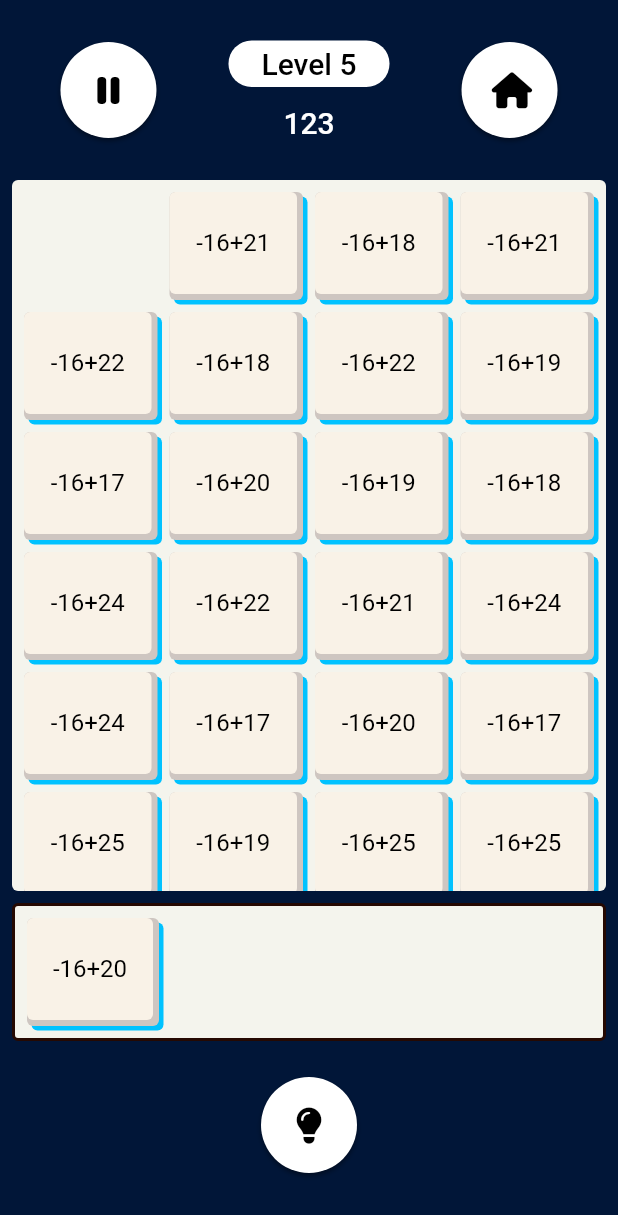
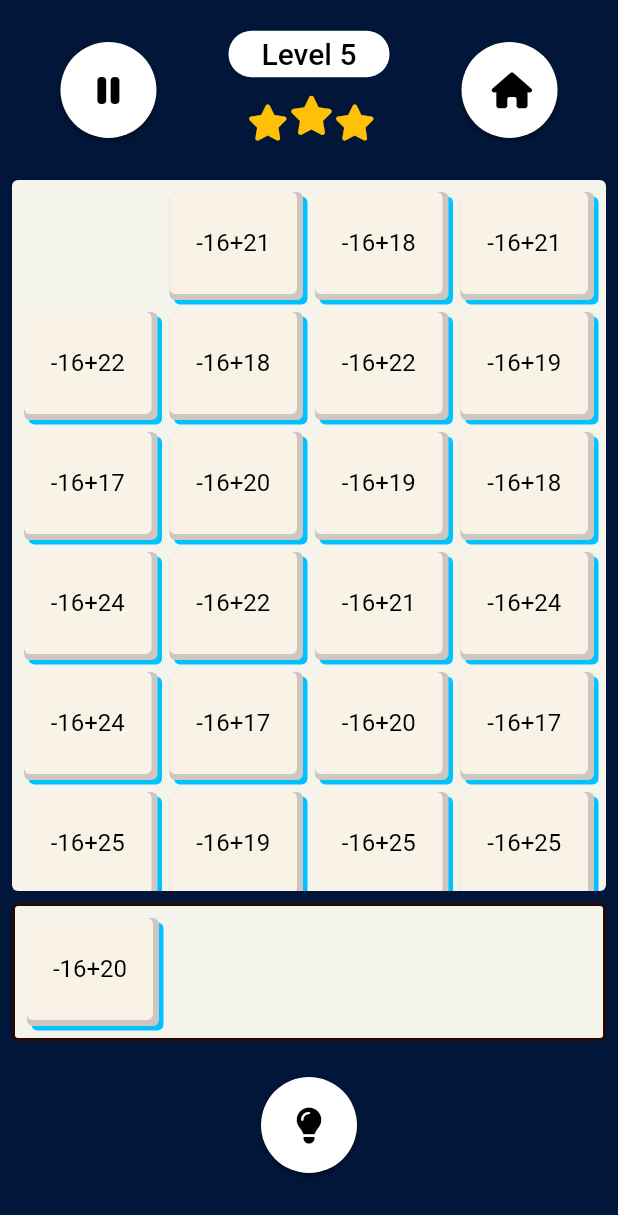
Before and after one commit to bruno9800/math_game, a Flutter app: the GamePage screen opened directly, after a tap on an icon or button, on a phone screen of 412 x 824 dp. Shown: the top 1215 px of the screen. Run offline on Flutter 3.47's test engine with Material 2 defaults, Android fonts, the phone set to English and light mode, and no system bars; our stand-ins replace cloud_firestore, firebase_auth, firebase_core, font_awesome_flutter, google_fonts, google_sign_in; accounts and stored records are empty.

Commit message:
game over modal

```diff
--- a/lib/common/custom_theme.dart
+++ b/lib/common/custom_theme.dart
@@ -17,4 +17,5 @@ class CustomTheme {
   static const Color PINK = Color(0xffff4365);
   static const Color BOX_BACK = Color(0xfff4f4ed);
   static const Color PIECE = Color(0xfff9f2e7);
+  static const LinearGradient GradientStars = LinearGradient(colors: [ Color(0xFFBD6531), Color(0xFFF9B68E)]);
 }
--- a/lib/pages/game_page.dart
+++ b/lib/pages/game_page.dart
@@ -4,6 +4,7 @@ import 'package:font_awesome_flutter/font_awesome_flutter.dart';
 import 'package:math_game/common/custom_icon_button.dart';
 import 'package:math_game/common/custom_theme.dart';
 import 'package:math_game/pages/states/game_state.dart';
+import 'package:math_game/pages/states/stars_state.dart';
 
 // Criar evento de pausar o timer;
 Widget buildTitle({required String title, required BuildContext context}) {
@@ -29,15 +30,7 @@ Widget buildTitle({required String title, required BuildContext context}) {
             child: Text('$title', style: TextStyle(color: CustomTheme.Black),),
           ),
           const SizedBox(height: 12,),
-          const Row(
-            crossAxisAlignment: CrossAxisAlignment.center,
-            mainAxisAlignment: MainAxisAlignment.center,
-            children: [
-              Text('1'),
-              Text('2'),
-              Text('3')
-            ],
-          )
+          StarsComponent(fillStars: 3),
         ],
       ),
       const SizedBox(width: 48,),
--- a/lib/pages/states/game_state.dart
+++ b/lib/pages/states/game_state.dart
@@ -6,7 +6,8 @@ import 'package:math_game/common/custom_piece.dart';
 import 'package:math_game/common/custom_theme.dart';
 import 'package:math_game/game_core/game.dart';
 import 'package:math_game/game_core/piece.dart';
-import 'package:math_game/pages/over_page.dart';
+import 'package:math_game/pages/modals/over_modal.dart';
+import 'package:math_game/pages/modals/win_modal.dart';
 
 class GameComponent extends StatefulWidget {
   const GameComponent({super.key, required BuildContext context});
@@ -30,6 +31,7 @@ class GameState extends State<GameComponent> {
   final Game game = Game(1);
   bool gameOver = false;
   int gameScore = 0;
+  int stars = 2;
   final List<Piece> gameOverList = [];
 
   bool handlePressedPiece(int actualResult) {
@@ -108,7 +110,25 @@ class GameState extends State<GameComponent> {
                               handlePressedPiece(piece.result);
                             }
                             if(gameScore == 6) {
-                              // Ganhou;
+                              showDialog(
+                                context: context,
+                                barrierDismissible: false, // Impede que o modal seja fechado clicando fora dele
+                                builder: (BuildContext context) {
+                                  return GameWinModal(onRestart: () {
+                                    setState(() {
+                                      gameScore = 0;
+                                      gameOver = false;
+                                      game.restart();
+                                      gameOverList.clear();
+                                    });
+                                  }
+                                    , onMenu: (){
+                                      Navigator.pop(context);
+                                    },
+                                  stars: stars,
+                                  );
+                                },
+                              );
                             }
                           }
                           });
--- /dev/null
+++ b/lib/pages/states/stars_state.dart
@@ -0,0 +1,55 @@
+import 'package:flutter/material.dart';
+import 'package:font_awesome_flutter/font_awesome_flutter.dart';
+
+class StarsComponent extends StatefulWidget {
+  final double size;
+  final int fillStars;
+
+  StarsComponent({super.key,
+    this.size = 24.0,
+    required this.fillStars,
+  });
+
+  @override
+  _StarIconState createState() => _StarIconState();
+}
+
+class _StarIconState extends State<StarsComponent> {
+
+
+  @override
+  Widget build(BuildContext context) {
+    return Row(
+      mainAxisSize: MainAxisSize.min,
+
+
+      children: [
+        Icon(
+            1 <= widget.fillStars ? FontAwesomeIcons.solidStar : FontAwesomeIcons.star,
+            color: 1 <= widget.fillStars ? Colors.amber: Colors.white,
+            size: widget.size,
+          ),
+        const SizedBox(width: 4),
+        Column(
+          children: [
+            Icon(
+              3 <= widget.fillStars ? FontAwesomeIcons.solidStar : FontAwesomeIcons.star,
+              color: 3 <= widget.fillStars ? Colors.amber: Colors.white,
+              size: widget.size + 2,
+            ),
+            const SizedBox(height: 10,)
+          ],
+        ),
+        const SizedBox(width: 4),
+        Icon(
+          2 <= widget.fillStars ? FontAwesomeIcons.solidStar : FontAwesomeIcons.star,
+          color: 2 <= widget.fillStars ? Colors.amber: Colors.white,
+          size: widget.size,
+        ),
+
+      ]
+
+
+    );
+  }
+}
```
Also changed, not shown: lib/pages/modals/over_modal.dart (added, +58 -0 lines), lib/pages/modals/win_modal.dart (renamed from lib/pages/over_page.dart, +6 -4 lines).
